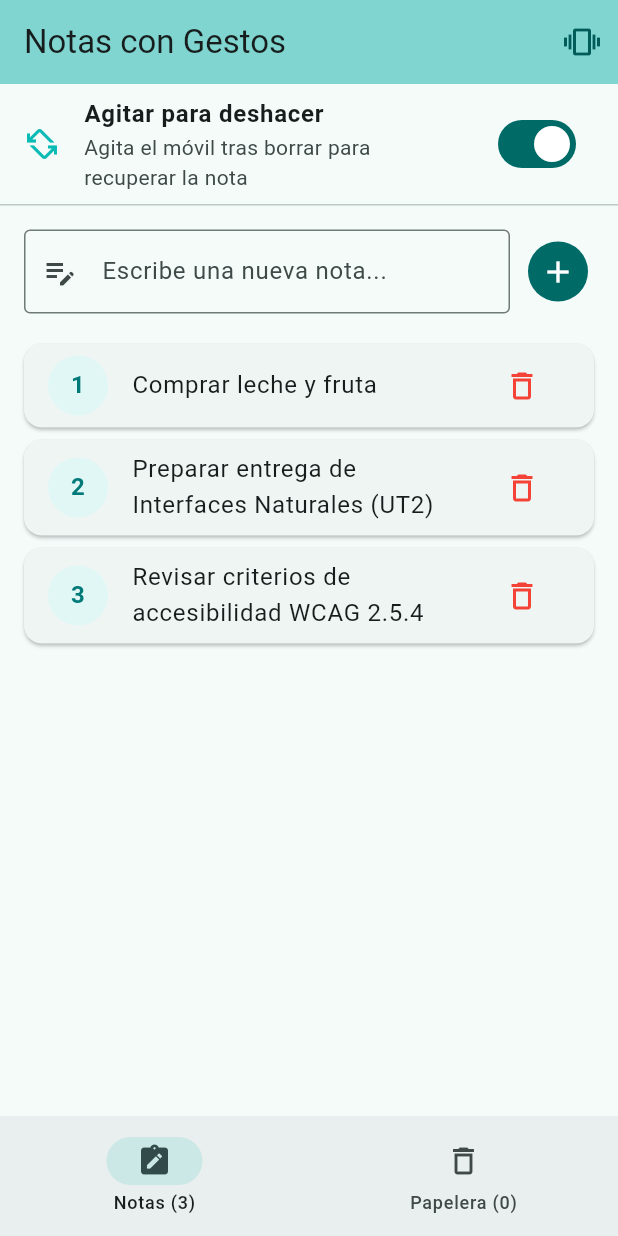
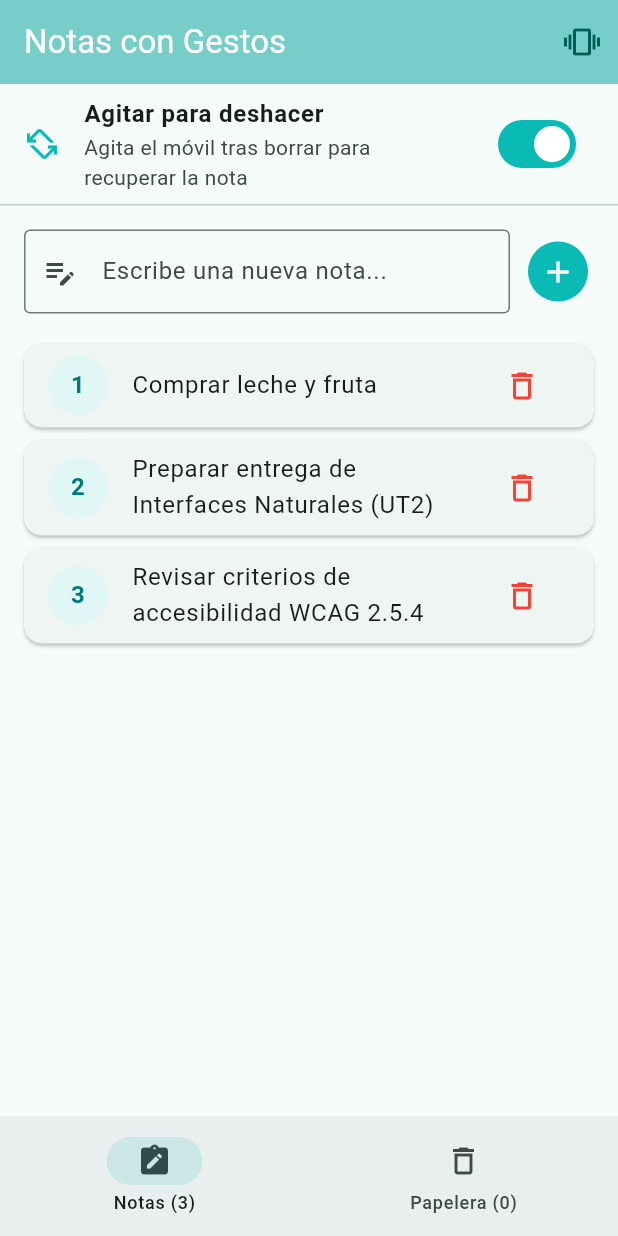
Before and after one commit to Ayoub-Atidi-Belbaz/ACTIVIDADES-1-y-2-INterfaces-Naturales, a Flutter app: the screen it shows after launch, on a phone screen of 412 x 824 dp. Run offline on Flutter 3.47's test engine with Material 3 defaults, Android fonts, the phone set to English and light mode, and no system bars; our stand-ins replace flutter_tts, sensors_plus, speech_to_text.

Commit message:
style: enfatizar color Tiffany Blue (#0ABAB5) en AppBarTheme y navegacion

```diff
--- a/lista_voz/lib/main.dart
+++ b/lista_voz/lib/main.dart
@@ -20,7 +20,13 @@ class ListaVozApp extends StatelessWidget {
         useMaterial3: true,
         colorScheme: ColorScheme.fromSeed(
           seedColor: const Color(0xFF0ABAB5),
+          primary: const Color(0xFF0ABAB5),
           brightness: Brightness.light,
+        ),
+        appBarTheme: const AppBarTheme(
+          backgroundColor: Color(0xFF0ABAB5),
+          foregroundColor: Colors.white,
+          elevation: 2,
         ),
       ),
       home: const PantallaListaVoz(),
--- a/notas_gestos/lib/main.dart
+++ b/notas_gestos/lib/main.dart
@@ -21,7 +21,13 @@ class NotasGestosApp extends StatelessWidget {
         useMaterial3: true,
         colorScheme: ColorScheme.fromSeed(
           seedColor: const Color(0xFF0ABAB5),
+          primary: const Color(0xFF0ABAB5),
           brightness: Brightness.light,
+        ),
+        appBarTheme: const AppBarTheme(
+          backgroundColor: Color(0xFF0ABAB5),
+          foregroundColor: Colors.white,
+          elevation: 2,
         ),
       ),
       home: const PantallaNotas(),
```
